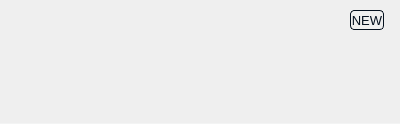
meganz/MEGAsync, file src/MEGASync/gui/ui/AlertItem.ui: the form before one commit.
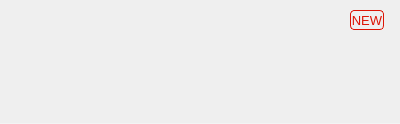
The form after the commit. Icons and pictures are not drawn. Custom widgets are drawn as their Qt base class.

Commit message: Correct AlertItem default colors for css

Diff of the .ui file:
```diff
--- a/src/MEGASync/gui/ui/AlertItem.ui
+++ b/src/MEGASync/gui/ui/AlertItem.ui
@@ -49,9 +49,9 @@
 border-style: solid;
 border-radius: 4px;
 font-size: 13px;
-border-color: #ff04101E; /*colorToken.button-brand*/
+border-color: #ffdd1405; /*colorToken.button-brand*/
 background-color: transparent;
-color: #ff04101E; /*colorToken.button-brand*/
+color: #ffdd1405; /*colorToken.button-brand*/
 }
 #bSharedFolder, #bMega
 {
```
